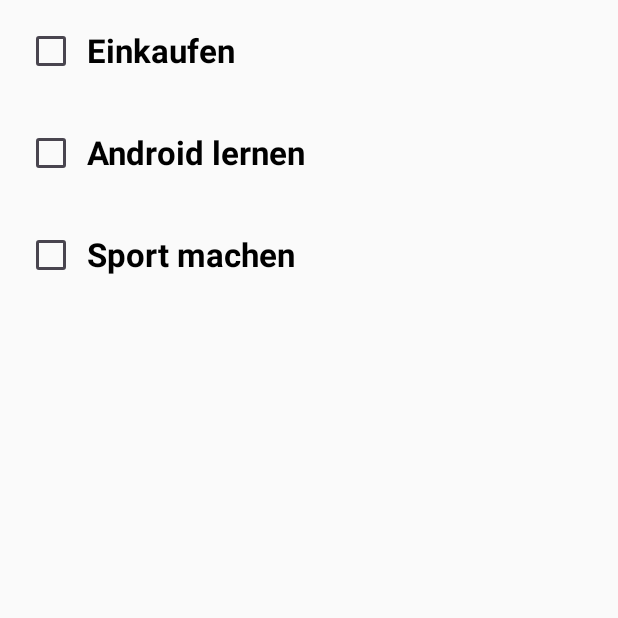
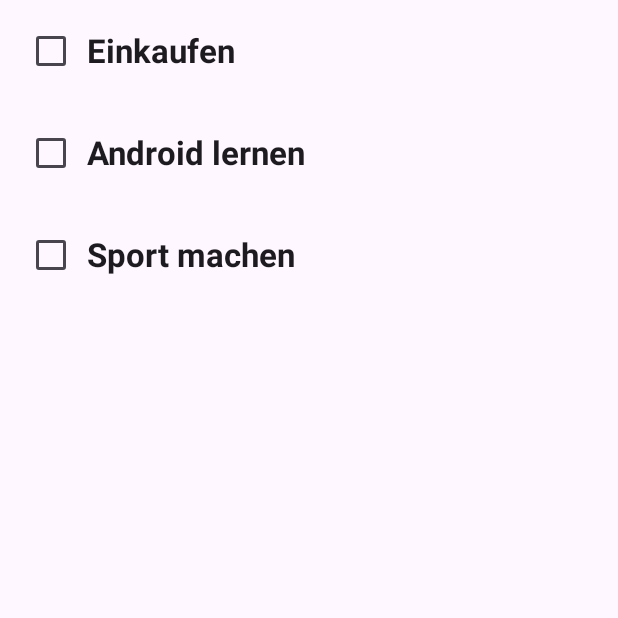
Before and after one commit to behrends/TodosAndroid, an Android app built with Jetpack Compose: the screen it shows after launch (MainActivity), on a phone screen of 412 x 824 dp, the top half of it. Run offline under Robolectric (Android 15) with nearby library versions, the phone set to English and light mode, and no system bars.

Commit message:
Layout mit Scaffold

```diff
--- a/app/src/main/java/com/example/todosandroid/MainActivity.kt
+++ b/app/src/main/java/com/example/todosandroid/MainActivity.kt
@@ -3,12 +3,14 @@ package com.example.todosandroid
 import android.os.Bundle
 import androidx.activity.ComponentActivity
 import androidx.activity.compose.setContent
+import androidx.activity.enableEdgeToEdge
 import androidx.compose.foundation.clickable
 import androidx.compose.foundation.layout.Column
 import androidx.compose.foundation.layout.Row
 import androidx.compose.foundation.layout.fillMaxWidth
 import androidx.compose.foundation.layout.padding
 import androidx.compose.material3.Checkbox
+import androidx.compose.material3.Scaffold
 import androidx.compose.material3.Text
 import androidx.compose.runtime.Composable
 import androidx.compose.ui.Alignment
@@ -21,15 +23,18 @@ import androidx.compose.ui.unit.sp
 class MainActivity : ComponentActivity() {
     override fun onCreate(savedInstanceState: Bundle?) {
         super.onCreate(savedInstanceState)
+        enableEdgeToEdge()
         setContent {
-            TodoList()
+            Scaffold() { innerPadding ->
+                TodoList(modifier = Modifier.padding(innerPadding))
+            }
         }
     }
 }
 
 @Composable
-fun TodoList() {
-    Column {
+fun TodoList(modifier: Modifier = Modifier) {
+    Column(modifier) {
         Todo("Einkaufen")
         Todo("Android lernen")
         Todo("Sport machen")
```
